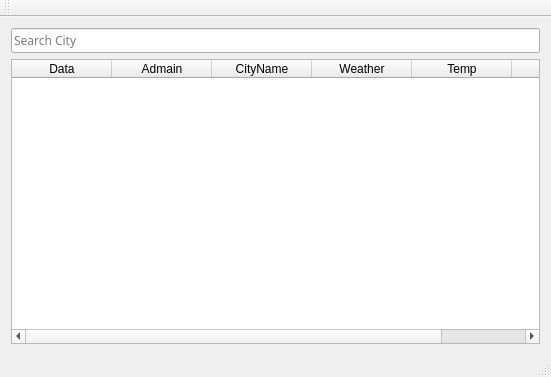
Old version of the form Weather/Weather.ui in the repository YkDeng200929/Qt_Projects.
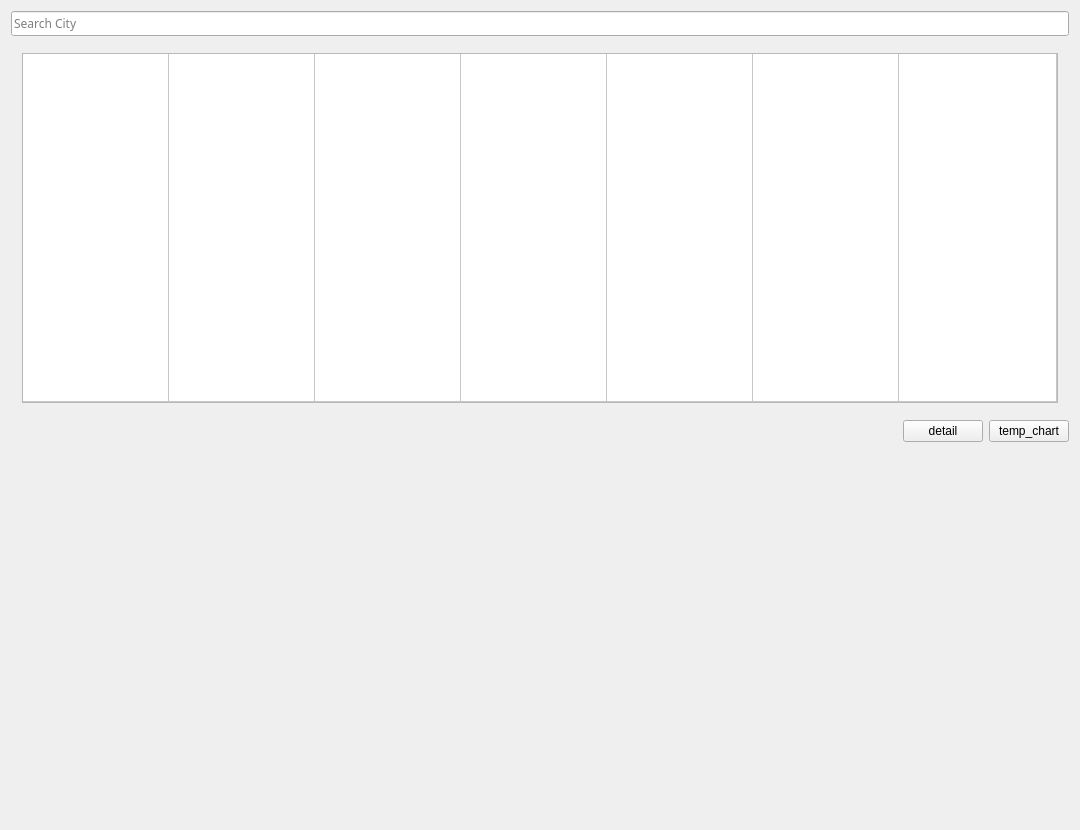
New version of the form.

Patch:
```diff
--- a/Weather/Weather.ui
+++ b/Weather/Weather.ui
@@ -6,16 +6,32 @@
    <rect>
     <x>0</x>
     <y>0</y>
-    <width>551</width>
-    <height>377</height>
+    <width>1080</width>
+    <height>830</height>
    </rect>
   </property>
+  <property name="sizePolicy">
+   <sizepolicy hsizetype="Fixed" vsizetype="Fixed">
+    <horstretch>0</horstretch>
+    <verstretch>0</verstretch>
+   </sizepolicy>
+  </property>
+  <property name="minimumSize">
+   <size>
+    <width>1080</width>
+    <height>830</height>
+   </size>
+  </property>
+  <property name="maximumSize">
+   <size>
+    <width>1080</width>
+    <height>830</height>
+   </size>
+  </property>
   <property name="windowTitle">
    <string>MainWindow</string>
   </property>
   <widget class="QWidget" name="centralWidget">
-   <layout class="QHBoxLayout" name="horizontalLayout">
-    <item>
      <layout class="QVBoxLayout" name="verticalLayout">
       <item>
        <widget class="QLineEdit" name="lineEdit">
@@ -33,65 +49,118 @@
        </widget>
       </item>
       <item>
-       <widget class="QTableWidget" name="tableWidget_weatherInfo">
-        <property name="styleSheet">
-         <string notr="true"/>
-        </property>
+     <widget class="QStackedWidget" name="stackedWidget_day">
+      <property name="currentIndex">
+       <number>0</number>
+      </property>
+      <widget class="QWidget" name="page">
+       <layout class="QGridLayout" name="gridLayout">
+        <item row="0" column="0">
+         <widget class="QTableWidget" name="tableWidget">
+          <attribute name="horizontalHeaderVisible">
+           <bool>false</bool>
+          </attribute>
+          <attribute name="horizontalHeaderDefaultSectionSize">
+           <number>146</number>
+          </attribute>
+          <attribute name="horizontalHeaderStretchLastSection">
+           <bool>true</bool>
+          </attribute>
+          <attribute name="verticalHeaderVisible">
+           <bool>false</bool>
+          </attribute>
+          <attribute name="verticalHeaderStretchLastSection">
+           <bool>true</bool>
+          </attribute>
+          <row>
+           <property name="text">
+            <string>新建行</string>
+           </property>
+          </row>
         <column>
          <property name="text">
-          <string>Data</string>
+            <string>新建列</string>
          </property>
         </column>
         <column>
          <property name="text">
-          <string>Admain</string>
+            <string>新建列</string>
          </property>
         </column>
         <column>
          <property name="text">
-          <string>CityName</string>
+            <string>新建列</string>
          </property>
         </column>
         <column>
          <property name="text">
-          <string>Weather</string>
+            <string>新建列</string>
          </property>
         </column>
         <column>
          <property name="text">
-          <string>Temp</string>
+            <string>新建列</string>
          </property>
         </column>
         <column>
          <property name="text">
-          <string>Pressure</string>
-         </property>
-        </column>
+            <string>新建列</string>
+           </property>
+          </column>
+          <column>
+           <property name="text">
+            <string>新建列</string>
+           </property>
+          </column>
        </widget>
       </item>
      </layout>
+      </widget>
+      <widget class="QWidget" name="page_2"/>
+     </widget>
     </item>
-   </layout>
-  </widget>
-  <widget class="QMenuBar" name="menuBar">
-   <property name="geometry">
-    <rect>
-     <x>0</x>
-     <y>0</y>
-     <width>551</width>
-     <height>23</height>
-    </rect>
-   </property>
-  </widget>
-  <widget class="QToolBar" name="mainToolBar">
-   <attribute name="toolBarArea">
-    <enum>TopToolBarArea</enum>
-   </attribute>
-   <attribute name="toolBarBreak">
-    <bool>false</bool>
-   </attribute>
-  </widget>
-  <widget class="QStatusBar" name="statusBar"/>
+    <item>
+     <layout class="QHBoxLayout" name="horizontalLayout">
+      <item>
+       <spacer name="horizontalSpacer">
+        <property name="orientation">
+         <enum>Qt::Horizontal</enum>
+        </property>
+        <property name="sizeHint" stdset="0">
+         <size>
+          <width>40</width>
+          <height>20</height>
+         </size>
+        </property>
+       </spacer>
+      </item>
+      <item>
+       <widget class="QPushButton" name="pushButton_detail">
+        <property name="text">
+         <string>detail</string>
+        </property>
+       </widget>
+      </item>
+      <item>
+       <widget class="QPushButton" name="pushButton_temp_chart">
+        <property name="text">
+         <string>temp_chart</string>
+        </property>
+       </widget>
+      </item>
+     </layout>
+    </item>
+    <item>
+     <widget class="QStackedWidget" name="stackedWidget_hours">
+      <property name="currentIndex">
+       <number>0</number>
+      </property>
+      <widget class="QWidget" name="page_3"/>
+      <widget class="QWidget" name="page_4"/>
+     </widget>
+    </item>
+   </layout>
+  </widget>
  </widget>
  <layoutdefault spacing="6" margin="11"/>
  <resources/>
```
Left out of the diff: 2 changed lines with no effect on the pictures. Lines whose indentation alone changed are shown as unchanged.
